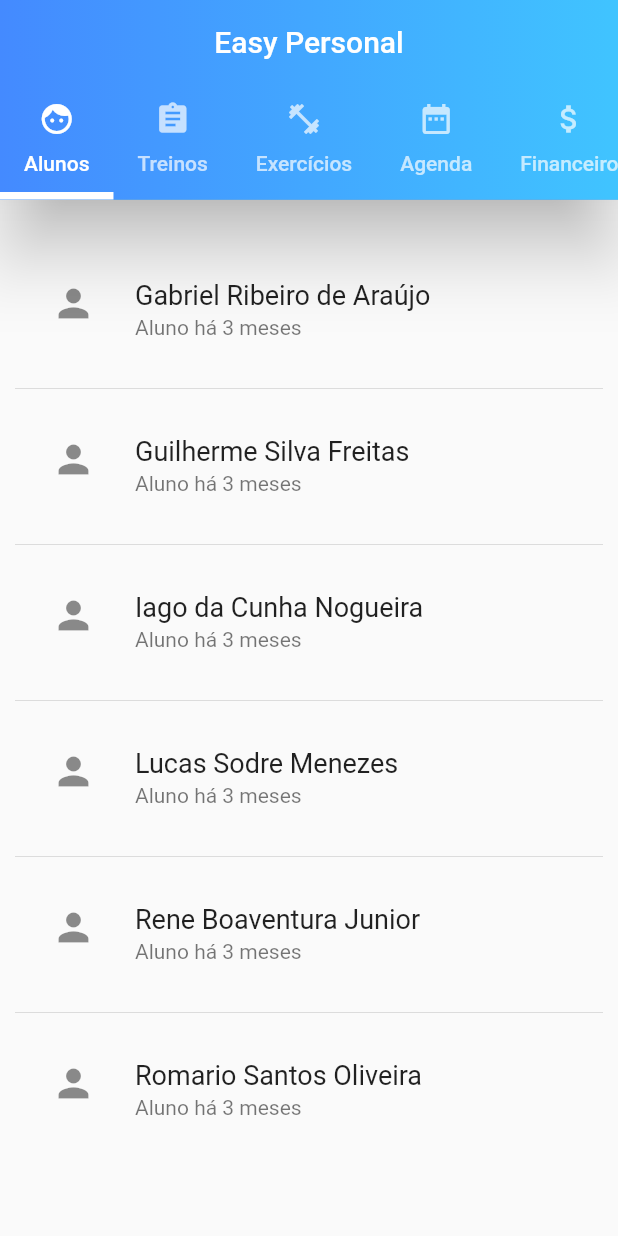
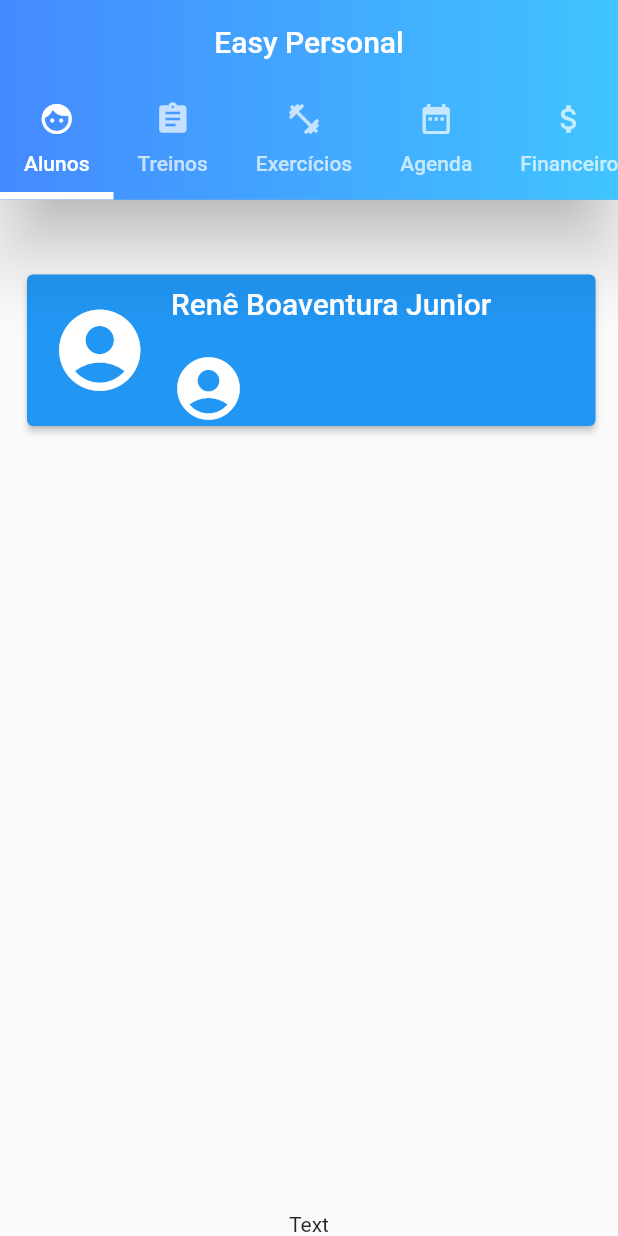
Before and after one commit to gableisure/apps_desen_flutter, a Flutter app: the screen it shows after launch, on a phone screen of 412 x 824 dp. Run offline on Flutter 3.47's test engine with Material 2 defaults, Android fonts, the phone set to English and light mode, and no system bars.

Commit message:
update do app

```diff
--- /dev/null
+++ b/lib/easypersonal/basic.main.dart
@@ -0,0 +1,132 @@
+import 'package:app_desenvolvimento/tabbar/page.main.dart';
+import 'package:flutter/cupertino.dart';
+import 'package:flutter/material.dart';
+
+
+class BasicsPage extends StatefulWidget {
+  @override
+  _BasicsPageState createState() => _BasicsPageState();
+}
+
+class _BasicsPageState extends State<BasicsPage> {
+  final List<String> items = [
+    'Gabriel Ribeiro de Araújo',
+    'Guilherme Silva Freitas',
+    'Iago da Cunha Nogueira',
+    'Lucas Sodre Menezes',
+    'Rene Boaventura Junior',
+    'Romario Santos Oliveira',
+  ];
+
+  @override
+  Widget build(BuildContext context) => TabBarWidget(
+    title: 'Easy Personal',
+    tabs: [
+      Tab(icon: Icon(Icons.face), text: 'Alunos'),
+      Tab(icon: Icon(Icons.assignment), text: 'Treinos'),
+      Tab(icon: Icon(Icons.fitness_center), text: 'Exercícios'),
+      Tab(icon: Icon(Icons.date_range), text: 'Agenda'),
+      Tab(icon: Icon(Icons.attach_money), text: 'Financeiro'),
+    ],
+    children: [
+      buildAlunos(),
+      buildTreinos(),
+      buildExercicios(),
+      buildAgenda(),
+      buildFinanceiro(),
+    ],
+  );
+
+  Widget buildAlunos() => Container(
+    child: Padding(
+      padding: EdgeInsets.only(top: 30, left: 10, right: 10),
+      child: Column(
+        children: [
+          _buildAlunoItem(),
+          Text("Text"),
+        ],
+      ),
+    ),
+  );
+
+  Widget _buildAlunoItem() => Container(
+    child: Expanded(
+      child: ListView(
+        children: [
+          Container(
+            padding: EdgeInsets.only(top: 20, left: 8, right: 5, bottom: 20),
+            child: ElevatedButton(
+              onPressed: () => {},
+              child: Row(
+                children: [
+                  Icon(
+                    Icons.account_circle_rounded,
+                    size: 65,
+                  ),
+                  SizedBox(
+                    width: 15,
+                  ),
+                  Column(
+                    crossAxisAlignment: CrossAxisAlignment.start,
+                    children: [
+                      SizedBox( height: 8.0, ),
+                      Text(
+                        "Renê Boaventura Junior",
+                        style: TextStyle(
+                            fontSize: 20.0
+                        ),
+                      ),
+                      SizedBox(
+                        height: 20.0,
+                      ),
+                      Row(
+                        children: [
+                          Container(
+                            child: Row(
+                              children: [
+                                Icon(
+                                  Icons.account_circle_rounded,
+                                  size: 50,
+                                ),
+                              ],
+                            ),
+                          ),
+                        ],
+                      ),
+                    ],
+                  ),
+                ],
+              ),
+            ),
+          ),
+
+        ],
+      ),
+    ),
+  );
+
+  Widget buildTreinos() => Center(
+    child: Text("Texto"),
+  );
+
+  Widget buildExercicios() => Center(
+    child: Text("Texto"),
+  );
+
+  Widget buildAgenda() => Center(
+    child: Text("Texto"),
+  );
+
+  Widget buildFinanceiro() => Center(
+    child: Text("Texto"),
+  );
+
+  _buildTeste() => Container(
+    padding: EdgeInsets.all(2),
+    child: Column(
+      children: [
+        Text("Testo"),
+      ],
+    ),
+  );
+}
--- /dev/null
+++ b/lib/easypersonal/page.main.dart
@@ -0,0 +1,43 @@
+import 'package:flutter/material.dart';
+
+class TabBarWidget extends StatelessWidget {
+  final String title;
+  final List<Tab> tabs;
+  final List<Widget> children;
+
+  const TabBarWidget({
+    Key key,
+    @required this.title,
+    @required this.tabs,
+    @required this.children,
+  }) : super(key: key);
+
+  @override
+  Widget build(BuildContext context) => DefaultTabController(
+    length: tabs.length,
+    child: Scaffold(
+      appBar: AppBar(
+        title: Text(title),
+        centerTitle: true,
+        flexibleSpace: Container(
+          decoration: BoxDecoration(
+            gradient: LinearGradient(
+              colors: [Colors.lightBlueAccent, Colors.blueAccent],
+              begin: Alignment.bottomRight,
+              end: Alignment.bottomLeft,
+            ),
+          ),
+        ),
+        bottom: TabBar(
+          isScrollable: true,
+          indicatorColor: Colors.white,
+          indicatorWeight: 5,
+          tabs: tabs,
+        ),
+        elevation: 20,
+        titleSpacing: 20,
+      ),
+      body: TabBarView(children: children),
+    ),
+  );
+}
--- a/lib/main.dart
+++ b/lib/main.dart
@@ -1,5 +1,4 @@
-import 'package:app_desenvolvimento/easypersonal/page.main.professor.dart';
-import 'package:app_desenvolvimento/tabbar/basic.main.dart';
+import 'package:app_desenvolvimento/easypersonal//basic.main.dart';
 import 'package:flutter/material.dart';
 import 'buttons/page.main.dart';
 
```
Also changed, not shown: lib/easypersonal/page.main.professor.dart (deleted, +0 -192 lines), lib/tabbar/basic.main.dart (+1 -31 lines).
